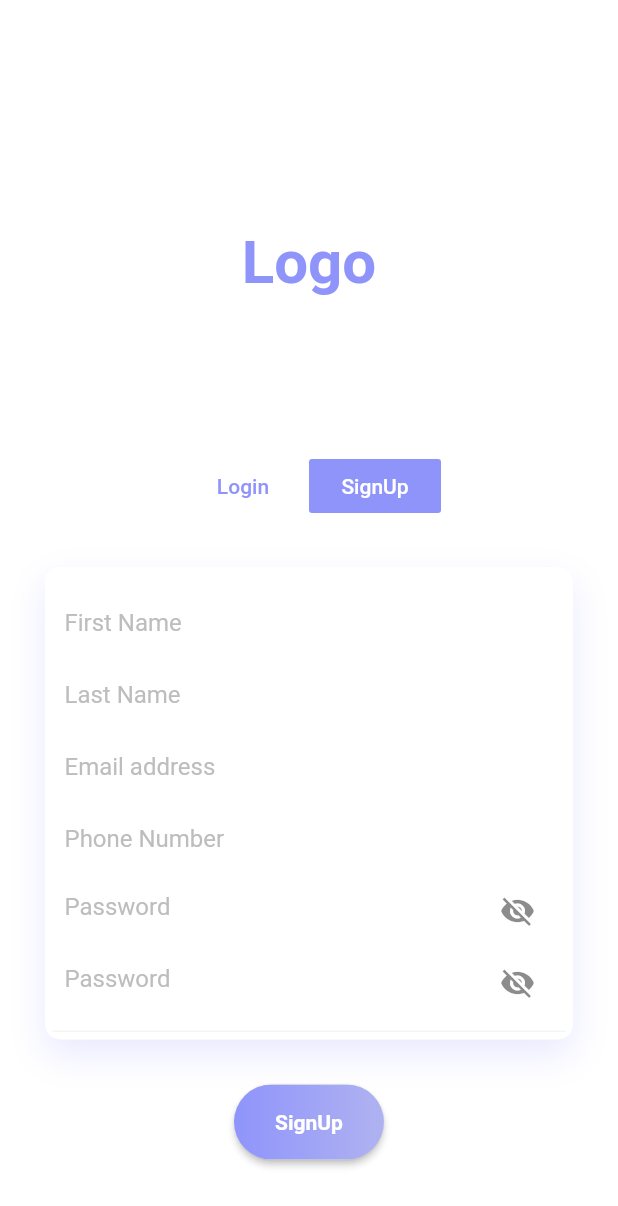
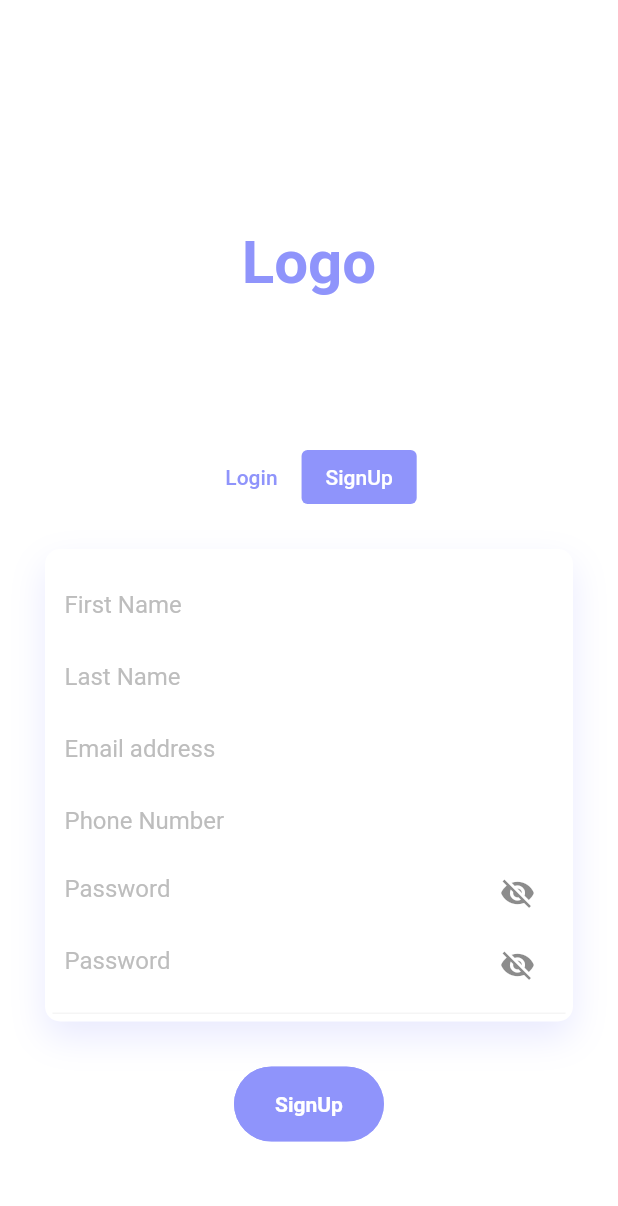
Before and after one commit to alisolanki/LoginPage, a Flutter app: the screen it shows after launch, after a tap on "SignUp", on a phone screen of 412 x 824 dp. Shown: the top 1206 px of the screen. Run offline on Flutter 3.47's test engine with Material 2 defaults, Android fonts, the phone set to English and light mode, and no system bars.

Commit message:
updated widgets

```diff
--- a/lib/Animation/FadeAnimation.dart
+++ b/lib/Animation/FadeAnimation.dart
@@ -1,33 +1,59 @@
 import 'package:flutter/material.dart';
-import 'package:simple_animations/simple_animations.dart';
 
-class FadeAnimation extends StatelessWidget {
+class FadeAnimation extends StatefulWidget {
   final double delay;
   final Widget child;
 
-  FadeAnimation(this.delay, this.child);
+  const FadeAnimation(this.delay, this.child, {Key? key}) : super(key: key);
+
+  @override
+  _FadeAnimationState createState() => _FadeAnimationState();
+}
+
+class _FadeAnimationState extends State<FadeAnimation>
+    with SingleTickerProviderStateMixin {
+  late AnimationController _controller;
+  late Animation<double> _opacityAnimation;
+  late Animation<double> _translateAnimation;
+
+  @override
+  void initState() {
+    super.initState();
+    _controller = AnimationController(
+      duration: Duration(milliseconds: 500),
+      vsync: this,
+    );
+
+    final CurvedAnimation curve =
+        CurvedAnimation(parent: _controller, curve: Curves.easeOut);
+
+    _opacityAnimation = Tween<double>(begin: 0.0, end: 1.0).animate(curve);
+    _translateAnimation = Tween<double>(begin: -30.0, end: 0.0).animate(curve);
+
+    Future.delayed(Duration(milliseconds: (500 * widget.delay).round()), () {
+      _controller.forward();
+    });
+  }
 
   @override
   Widget build(BuildContext context) {
-    final tween = MultiTrackTween([
-      Track("opacity").add(Duration(milliseconds: 500), Tween(begin: 0.0, end: 1.0)),
-      Track("translateY").add(
-        Duration(milliseconds: 500), Tween(begin: -30.0, end: 0.0),
-        curve: Curves.easeOut)
-    ]);
-
-    return ControlledAnimation(
-      delay: Duration(milliseconds: (500 * delay).round()),
-      duration: tween.duration,
-      tween: tween,
-      child: child,
-      builderWithChild: (context, child, animation) => Opacity(
-        opacity: animation["opacity"],
-        child: Transform.translate(
-          offset: Offset(0, animation["translateY"]),
-          child: child
-        ),
-      ),
+    return AnimatedBuilder(
+      animation: _controller,
+      builder: (context, child) {
+        return Opacity(
+          opacity: _opacityAnimation.value,
+          child: Transform.translate(
+            offset: Offset(0, _translateAnimation.value),
+            child: widget.child,
+          ),
+        );
+      },
     );
   }
+
+  @override
+  void dispose() {
+    _controller.dispose();
+    super.dispose();
+  }
 }
--- a/lib/LoginPage/loginButton.dart
+++ b/lib/LoginPage/loginButton.dart
@@ -10,22 +10,27 @@ class LoginButton extends StatelessWidget {
       Container(
         height: 50,
         width: 100,
-        child: RaisedButton(
-          padding: EdgeInsets.all(0),
+        child: ElevatedButton(
           onPressed: () {},
-          shape:
-              RoundedRectangleBorder(borderRadius: BorderRadius.circular(50)),
+          style: ElevatedButton.styleFrom(
+            foregroundColor: Colors.white,
+            backgroundColor: const Color.fromRGBO(143, 148, 251, 1),
+            padding: const EdgeInsets.all(0),
+            shape:
+                RoundedRectangleBorder(borderRadius: BorderRadius.circular(50)),
+            elevation: 0,
+          ),
           child: Ink(
             decoration: BoxDecoration(
-              gradient: LinearGradient(
+              borderRadius: BorderRadius.circular(30.0),
+              gradient: const LinearGradient(
                 colors: [
                   Color.fromRGBO(143, 148, 251, 1),
                   Color.fromRGBO(143, 148, 251, .6),
                 ],
               ),
-              borderRadius: BorderRadius.circular(30.0),
             ),
-            child: Center(
+            child: const Center(
               child: Text(
                 "Login",
                 style: TextStyle(
--- a/lib/LoginPage/loginPage.dart
+++ b/lib/LoginPage/loginPage.dart
@@ -15,9 +15,9 @@ class _LoginPageState extends State<LoginPage> {
   bool _pageLogin = true;
   // bool _rememberPassword = false;
 
-  void _togglePage(bool _switchme) {
+  void _togglePage(bool switchme) {
     setState(() {
-        _pageLogin = _switchme;
+        _pageLogin = switchme;
       },
     );
   }
@@ -35,49 +35,43 @@ class _LoginPageState extends State<LoginPage> {
                 0.5,
                 Row(
                   mainAxisAlignment: MainAxisAlignment.center,
-                  children: <Widget>[
-                    FlatButton(
-                      highlightColor: Colors.transparent,
-                      splashColor: Colors.transparent,
-                      color: _pageLogin
-                          ? Color.fromRGBO(143, 148, 251, 1)
+                  children: <Widget>[ElevatedButton(
+  style: ElevatedButton.styleFrom(
+    foregroundColor: _pageLogin
+        ? Colors.white
+        : const Color.fromRGBO(143, 148, 251, 1), backgroundColor: _pageLogin
+        ? const Color.fromRGBO(143, 148, 251, 1)
         : Colors.transparent,
-                      child: Text(
-                        "Login",
-                        style: TextStyle(
-                          color: _pageLogin
-                              ? Colors.white
-                              : Color.fromRGBO(143, 148, 251, 1),
-                        ),
+    elevation: 0, // Adjust elevation as needed
+    tapTargetSize: MaterialTapTargetSize.shrinkWrap,
   ),
   onPressed: () {
     _togglePage(true);
   },
+  child: const Text("Login"),
 ),
-                    FlatButton(
-                      highlightColor: Colors.transparent,
-                      splashColor: Colors.transparent,
-                      color: _pageLogin
+ElevatedButton(
+  style: ElevatedButton.styleFrom(
+    foregroundColor: _pageLogin
+        ? const Color.fromRGBO(143, 148, 251, 1)
+        : Colors.white, backgroundColor: _pageLogin
         ? Colors.transparent
-                          : Color.fromRGBO(143, 148, 251, 1),
-                      child: Text(
-                        "SignUp",
-                        style: TextStyle(
-                          color: _pageLogin
-                              ? Color.fromRGBO(143, 148, 251, 1)
-                              : Colors.white,
-                        ),
+        : const Color.fromRGBO(143, 148, 251, 1),
+    elevation: 0, // Adjust elevation as needed
+    tapTargetSize: MaterialTapTargetSize.shrinkWrap,
   ),
   onPressed: () {
     _togglePage(false);
   },
+  child: const Text("SignUp"),
 ),
-                  ],
+]
+
                 ),
               ),
               _pageLogin
                   ? Padding(
-                      padding: EdgeInsets.all(30.0),
+                      padding: const EdgeInsets.all(30.0),
                       child: Column(
                         children: <Widget>[
                           VerificationFields(),
@@ -100,21 +94,27 @@ class _LoginPageState extends State<LoginPage> {
                           FadeAnimation(
                             0.5,
                             Container(
-                              alignment: AlignmentDirectional(1.0, 0.0),
-                              child: FlatButton(
-                                highlightColor: Colors.transparent,
-                                splashColor: Colors.transparent,
-                                child: Text(
+                              alignment: const AlignmentDirectional(1.0, 0.0),
+                              child: ElevatedButton(
+  style: ElevatedButton.styleFrom(
+    foregroundColor: const Color.fromRGBO(143, 148, 251, 1), primary: Colors.transparent,
+    elevation: 0, // Adjust elevation as needed
+    tapTargetSize: MaterialTapTargetSize.shrinkWrap,
+  ),
+  onPressed: () {
+    // Add your forgot password logic here
+  },
+  child: const Text(
     "Forgot Password?",
     style: TextStyle(
       color: Color.fromRGBO(143, 148, 251, 1),
     ),
   ),
-                                onPressed: () => {},
+),
+
                             ),
                           ),
-                          ),
-                          SizedBox(
+                          const SizedBox(
                             height: 10,
                           ),
                           LoginButton(),
--- a/lib/LoginPage/signupButton.dart
+++ b/lib/LoginPage/signupButton.dart
@@ -1,8 +1,11 @@
+// ignore: file_names
 import 'package:flutter/material.dart';
 
 import '../Animation/FadeAnimation.dart';
 
 class SignupButton extends StatelessWidget {
+  const SignupButton({super.key});
+
   @override
   Widget build(BuildContext context) {
     return FadeAnimation(
@@ -10,22 +13,27 @@ class SignupButton extends StatelessWidget {
       Container(
         height: 50,
         width: 100,
-        child: RaisedButton(
-          padding: EdgeInsets.all(0),
+        child: ElevatedButton(
           onPressed: () {},
-          shape:
-              RoundedRectangleBorder(borderRadius: BorderRadius.circular(50)),
+          style: ElevatedButton.styleFrom(
+            foregroundColor: Colors.white,
+            backgroundColor: const Color.fromRGBO(143, 148, 251, 1),
+            padding: const EdgeInsets.all(0),
+            shape:
+                RoundedRectangleBorder(borderRadius: BorderRadius.circular(50)),
+            elevation: 0,
+          ),
           child: Ink(
             decoration: BoxDecoration(
-              gradient: LinearGradient(
+              borderRadius: BorderRadius.circular(30.0),
+              gradient: const LinearGradient(
                 colors: [
                   Color.fromRGBO(143, 148, 251, 1),
                   Color.fromRGBO(143, 148, 251, .6),
                 ],
               ),
-              borderRadius: BorderRadius.circular(30.0),
             ),
-            child: Center(
+            child: const Center(
               child: Text(
                 "SignUp",
                 style: TextStyle(
--- a/lib/LoginPage/signupPage.dart
+++ b/lib/LoginPage/signupPage.dart
@@ -12,18 +12,18 @@ class _SignupPageState extends State<SignupPage> {
   @override
   Widget build(BuildContext context) {
     return Padding(
-      padding: EdgeInsets.all(30.0),
+      padding: const EdgeInsets.all(30.0),
       child: Column(
         children: <Widget>[
           Container(
             child: FadeAnimation(
               0.5,
               Container(
-                padding: EdgeInsets.all(5),
+                padding: const EdgeInsets.all(5),
                 decoration: BoxDecoration(
                   color: Colors.white,
                   borderRadius: BorderRadius.circular(10),
-                  boxShadow: [
+                  boxShadow: const [
                     BoxShadow(
                       color: Color.fromRGBO(143, 148, 251, .2),
                       blurRadius: 20.0,
@@ -34,11 +34,11 @@ class _SignupPageState extends State<SignupPage> {
                 child: Column(
                   children: <Widget>[
                     Container(
-                      padding: EdgeInsets.all(8.0),
+                      padding: const EdgeInsets.all(8.0),
                       decoration: BoxDecoration(
                         border: Border(
                           bottom: BorderSide(
-                            color: Colors.grey[100],
+                            color: Colors.grey.shade100,
                           ),
                         ),
                       ),
@@ -46,7 +46,7 @@ class _SignupPageState extends State<SignupPage> {
                         children: <Widget>[
                           TextField(
                             cursorColor: Colors.purpleAccent,
-                            style: TextStyle(
+                            style: const TextStyle(
                                 color: Color.fromRGBO(143, 148, 251, 1)),
                             decoration: InputDecoration(
                               border: InputBorder.none,
@@ -56,7 +56,7 @@ class _SignupPageState extends State<SignupPage> {
                           ),
                           TextField(
                             cursorColor: Colors.purpleAccent,
-                            style: TextStyle(
+                            style: const TextStyle(
                                 color: Color.fromRGBO(143, 148, 251, 1)),
                             decoration: InputDecoration(
                               border: InputBorder.none,
@@ -67,7 +67,7 @@ class _SignupPageState extends State<SignupPage> {
                           TextField(
                             keyboardType: TextInputType.emailAddress,
                             cursorColor: Colors.purpleAccent,
-                            style: TextStyle(
+                            style: const TextStyle(
                                 color: Color.fromRGBO(143, 148, 251, 1)),
                             decoration: InputDecoration(
                               border: InputBorder.none,
@@ -78,7 +78,7 @@ class _SignupPageState extends State<SignupPage> {
                           TextField(
                             keyboardType: TextInputType.phone,
                             cursorColor: Colors.purpleAccent,
-                            style: TextStyle(
+                            style: const TextStyle(
                                 color: Color.fromRGBO(143, 148, 251, 1)),
                             decoration: InputDecoration(
                               border: InputBorder.none,
@@ -96,7 +96,7 @@ class _SignupPageState extends State<SignupPage> {
               ),
             ),
           ),
-          SizedBox(
+          const SizedBox(
             height: 30,
           ),
           SignupButton(),
--- a/lib/LoginPage/verificationFields.dart
+++ b/lib/LoginPage/verificationFields.dart
@@ -9,13 +9,13 @@ class VerificationFields extends StatelessWidget {
     return FadeAnimation(
       0.5,
       Container(
-        padding: EdgeInsets.all(5),
+        padding: const EdgeInsets.all(5),
         decoration: BoxDecoration(
           color: Colors.white,
           borderRadius: BorderRadius.circular(10),
-          boxShadow: [
+          boxShadow: const [
             BoxShadow(
-              color: Color.fromRGBO(143, 148, 251, .2),
+              color: Color.fromRGBO(47, 47, 49, 0.2),
               blurRadius: 20.0,
               offset: Offset(0, 10),
             )
@@ -24,17 +24,17 @@ class VerificationFields extends StatelessWidget {
         child: Column(
           children: <Widget>[
             Container(
-              padding: EdgeInsets.all(8.0),
+              padding: const EdgeInsets.all(8.0),
               decoration: BoxDecoration(
                 border: Border(
                   bottom: BorderSide(
-                    color: Colors.grey[100],
+                    color: Colors.grey.shade100,
                   ),
                 ),
               ),
               child: TextField(
                 cursorColor: Colors.purpleAccent,
-                style: TextStyle(color: Color.fromRGBO(143, 148, 251, 1)),
+                style: const TextStyle(color: Color.fromRGBO(143, 148, 251, 1)),
                 decoration: InputDecoration(
                   border: InputBorder.none,
                   hintText: "Email or Phone number",
@@ -43,7 +43,7 @@ class VerificationFields extends StatelessWidget {
               ),
             ),
             Container(
-              padding: EdgeInsets.all(8.0),
+              padding: const EdgeInsets.all(8.0),
               child: PasswordField(),
             )
           ],
```
Also changed, not shown: pubspec.yaml (+4 -4 lines), pubspec.lock. Lines whose indentation alone changed are shown as unchanged.
